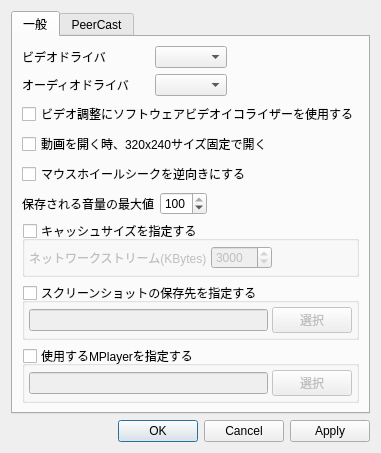
Old version of the form src/configdialog.ui in the repository nelkana/PurePlayer_As.
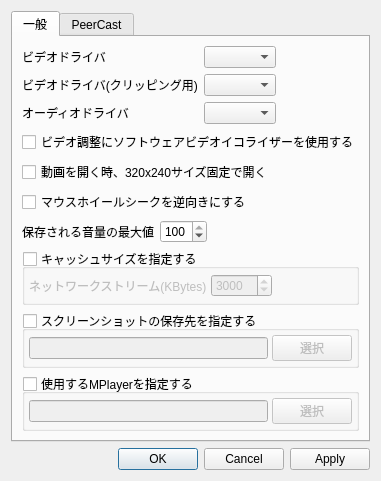
New version of the form. Custom widgets are drawn as their Qt base class.

Commit message: クリッピング機能追加

```diff
--- a/src/configdialog.ui
+++ b/src/configdialog.ui
@@ -7,7 +7,7 @@
     <x>0</x>
     <y>0</y>
     <width>376</width>
-    <height>436</height>
+    <height>455</height>
    </rect>
   </property>
   <property name="windowTitle">
@@ -31,58 +31,47 @@
         <layout class="QHBoxLayout" name="horizontalLayout">
          <item>
           <layout class="QGridLayout" name="gridLayout">
-           <item row="0" column="0">
-            <widget class="QLabel" name="_label">
-             <property name="text">
-              <string>ビデオドライバ</string>
-             </property>
-            </widget>
-           </item>
-           <item row="1" column="0">
+           <item row="2" column="0">
             <widget class="QLabel" name="_label_2">
              <property name="text">
               <string>オーディオドライバ</string>
              </property>
             </widget>
            </item>
-           <item row="0" column="2">
-            <widget class="QComboBox" name="_comboBoxVo">
-             <property name="sizePolicy">
-              <sizepolicy hsizetype="Preferred" vsizetype="Fixed">
-               <horstretch>0</horstretch>
-               <verstretch>0</verstretch>
-              </sizepolicy>
-             </property>
-             <property name="focusPolicy">
-              <enum>Qt::NoFocus</enum>
-             </property>
-            </widget>
-           </item>
-           <item row="1" column="2">
+           <item row="2" column="1">
             <widget class="QComboBox" name="_comboBoxAo">
-             <property name="sizePolicy">
-              <sizepolicy hsizetype="Preferred" vsizetype="Fixed">
-               <horstretch>0</horstretch>
-               <verstretch>0</verstretch>
-              </sizepolicy>
-             </property>
              <property name="focusPolicy">
               <enum>Qt::NoFocus</enum>
              </property>
             </widget>
            </item>
            <item row="0" column="1">
-            <spacer name="horizontalSpacer_4">
-             <property name="orientation">
-              <enum>Qt::Horizontal</enum>
+            <widget class="QComboBox" name="_comboBoxVo">
+             <property name="focusPolicy">
+              <enum>Qt::NoFocus</enum>
              </property>
-             <property name="sizeHint" stdset="0">
-              <size>
-               <width>20</width>
-               <height>20</height>
-              </size>
+            </widget>
+           </item>
+           <item row="0" column="0">
+            <widget class="QLabel" name="_label">
+             <property name="text">
+              <string>ビデオドライバ</string>
              </property>
-            </spacer>
+            </widget>
+           </item>
+           <item row="1" column="0">
+            <widget class="QLabel" name="_label_5">
+             <property name="text">
+              <string>ビデオドライバ(クリッピング用)</string>
+             </property>
+            </widget>
+           </item>
+           <item row="1" column="1">
+            <widget class="QComboBox" name="_comboBoxVoClipping">
+             <property name="focusPolicy">
+              <enum>Qt::NoFocus</enum>
+             </property>
+            </widget>
            </item>
           </layout>
          </item>
```
The commit also changes 13 other files.
